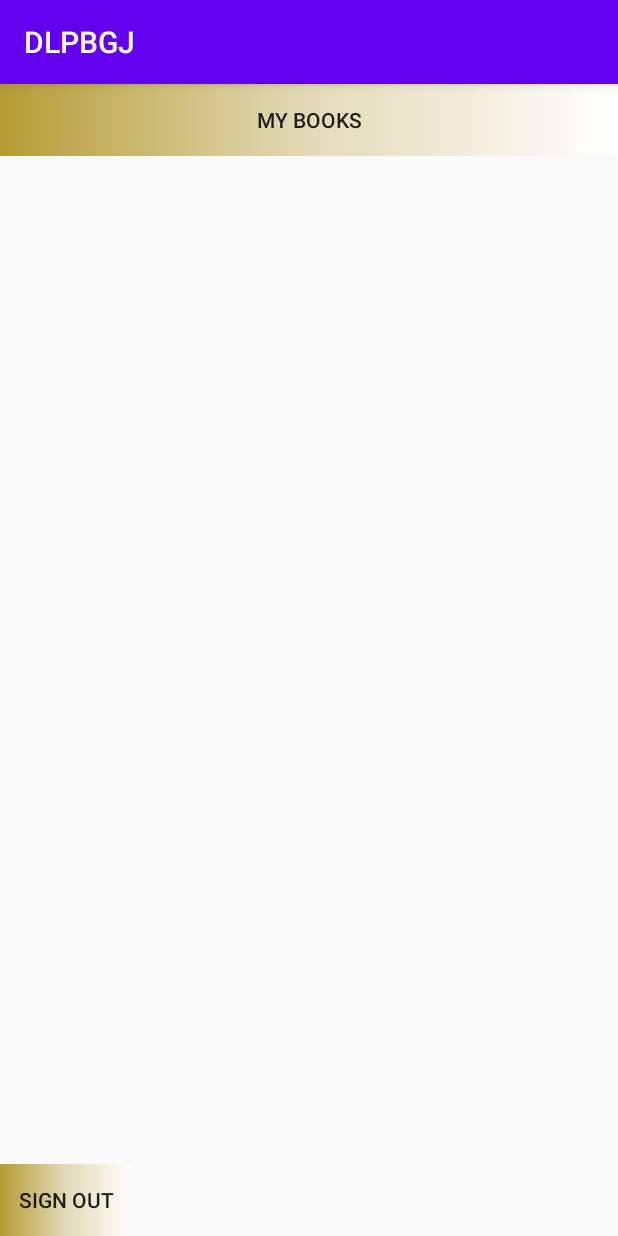
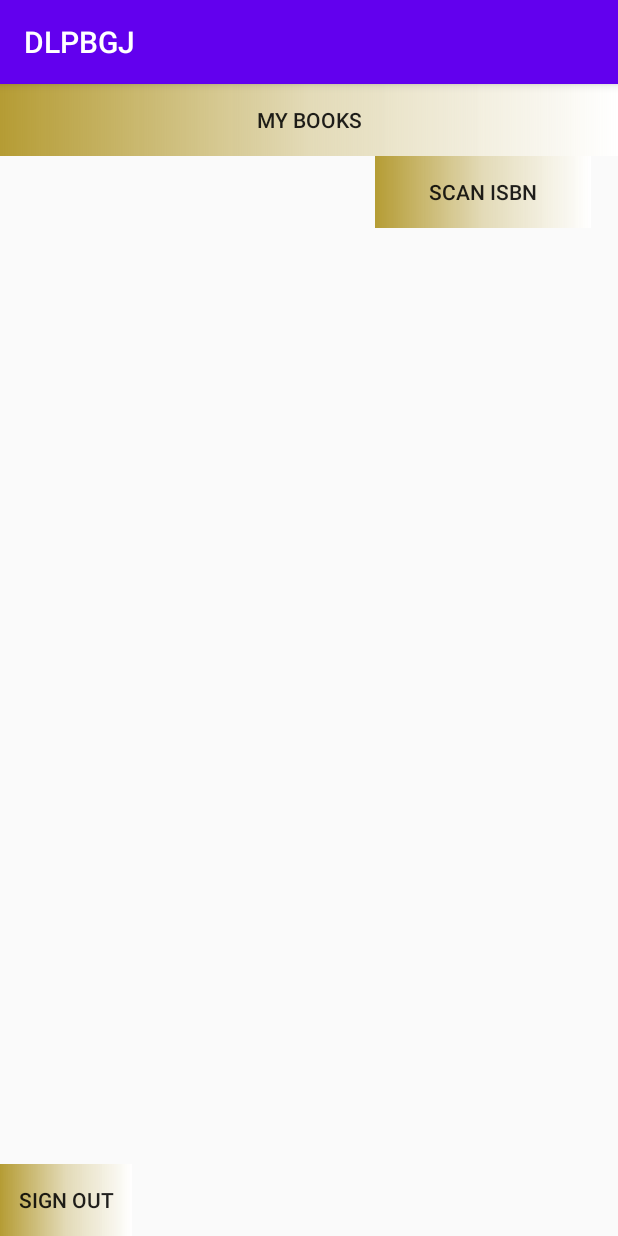
Before and after one commit to CMPUT301F20T40/DLPBGJ, an Android app: the HomePage screen opened directly, with no data from a screen before it, on a phone screen of 412 x 824 dp. Run offline under Robolectric (Android 15) with nearby library versions, the phone set to English and light mode, and no system bars.

Commit message:
Barcode scanner working
barcode showing in home page

```diff
--- a/DLPBGJ (Android)/app/src/main/java/com/example/dlpbgj/HomePage.java
+++ b/DLPBGJ (Android)/app/src/main/java/com/example/dlpbgj/HomePage.java
@@ -6,6 +6,7 @@ import android.content.Intent;
 import android.os.Bundle;
 import android.view.View;
 import android.widget.Button;
+import android.widget.TextView;
 import android.widget.Toast;
 
 //As soon as the user successfully logs in, this activity gets invoked. This is the home page of the user.
@@ -17,11 +18,32 @@ public class HomePage extends AppCompatActivity {
     protected void onCreate(Bundle savedInstanceState) {
         super.onCreate(savedInstanceState);
         Intent intent = getIntent();
-        currentUser = (User)getIntent().getSerializableExtra(MainActivity.EXTRA_MESSAGE1);  //Catching the user object given by the MainActivity
+        currentUser = (User)getIntent().getSerializableExtra(MainActivity.EXTRA_MESSAGE1);//Catching the user object given by the MainActivity
+        String barcode = (String) getIntent().getSerializableExtra(barcode_scanner.varText);//Retrieving of ISBN code from the barcode_scanner Activity
+
         setContentView(R.layout.activity_home_page);
         Button myBooksButton=findViewById(R.id.MyBooks);
         Button signOut = findViewById(R.id.SignOut);
+
+        Button scan = findViewById(R.id.scan);
+        TextView isbn = findViewById(R.id.isbn);
+        isbn.setText(barcode); // sets the ISBN in the HomePage Activity
+
         final String success = "Signed Out!";
+
+
+        /**
+         * Clicking the scanISBN button
+         * opens new activity which allows user to scan the barcode
+         */
+        scan.setOnClickListener(new View.OnClickListener() {
+            @Override
+            public void onClick(View view) {
+                Intent intent = new Intent(getApplicationContext(),barcode_scanner.class);
+                startActivity(intent);;
+
+            }
+        });
 
         myBooksButton.setOnClickListener( new View.OnClickListener() {
             @Override
@@ -43,5 +65,7 @@ public class HomePage extends AppCompatActivity {
         });
 
 
+
+
     }
 }
--- a/DLPBGJ (Android)/app/src/main/res/layout/activity_home_page.xml
+++ b/DLPBGJ (Android)/app/src/main/res/layout/activity_home_page.xml
@@ -17,6 +17,32 @@
 
     <LinearLayout
         android:layout_width="wrap_content"
+        android:layout_height="wrap_content"
+        android:orientation="horizontal">
+
+        <TextView
+            android:id="@+id/isbn"
+            android:layout_width="240dp"
+            android:layout_height="47dp"
+            android:gravity="center"
+            android:layout_marginRight="10dp"
+            android:textColor="@android:color/black"
+            android:textSize="24sp" />
+
+        <Button
+        android:id="@+id/scan"
+        android:layout_width="144dp"
+        android:layout_height="wrap_content"
+        android:layout_gravity="bottom|end"
+        android:layout_marginTop="10dp"
+        android:background="@drawable/gradient"
+        android:text="Scan ISBN" />
+
+
+</LinearLayout>
+
+    <LinearLayout
+        android:layout_width="wrap_content"
         android:layout_marginTop="10dp"
         android:layout_height="match_parent"
         android:gravity="bottom"
@@ -29,4 +55,5 @@
             android:text="SIGN OUT"
             android:background="@drawable/gradient" />
     </LinearLayout>
+
 </LinearLayout>
```
Also changed, not shown: DLPBGJ (Android)/app/src/main/java/com/example/dlpbgj/barcode_scanner.java (+31 -22 lines).
